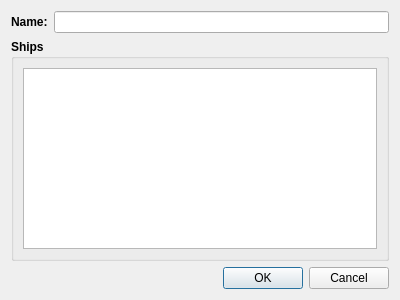
Qt form gui/gameconfigeditdialog.ui (stephan-gh/SeaBattle) before a commit.
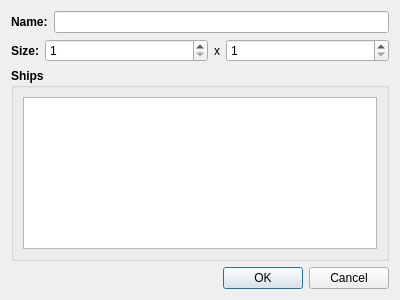
The same form after that commit.

The edit to the form file:
```diff
--- a/gui/gameconfigeditdialog.ui
+++ b/gui/gameconfigeditdialog.ui
@@ -34,6 +34,68 @@
      </item>
     </layout>
    </item>
+   <item>
+    <layout class="QHBoxLayout" name="horizontalLayout_2">
+     <item>
+      <widget class="QLabel" name="label_2">
+       <property name="font">
+        <font>
+         <weight>75</weight>
+         <bold>true</bold>
+        </font>
+       </property>
+       <property name="text">
+        <string>Size:</string>
+       </property>
+      </widget>
+     </item>
+     <item>
+      <widget class="QSpinBox" name="spinBoxWidth">
+       <property name="sizePolicy">
+        <sizepolicy hsizetype="Expanding" vsizetype="Fixed">
+         <horstretch>0</horstretch>
+         <verstretch>0</verstretch>
+        </sizepolicy>
+       </property>
+       <property name="minimum">
+        <number>1</number>
+       </property>
+       <property name="maximum">
+        <number>100</number>
+       </property>
+      </widget>
+     </item>
+     <item>
+      <widget class="QLabel" name="label_3">
+       <property name="sizePolicy">
+        <sizepolicy hsizetype="Fixed" vsizetype="Preferred">
+         <horstretch>0</horstretch>
+         <verstretch>0</verstretch>
+        </sizepolicy>
+       </property>
+       <property name="text">
+        <string>x</string>
+       </property>
+      </widget>
+     </item>
+     <item>
+      <widget class="QSpinBox" name="spinBoxHeight">
+       <property name="sizePolicy">
+        <sizepolicy hsizetype="Expanding" vsizetype="Fixed">
+         <horstretch>0</horstretch>
+         <verstretch>0</verstretch>
+        </sizepolicy>
+       </property>
+       <property name="minimum">
+        <number>1</number>
+       </property>
+       <property name="maximum">
+        <number>100</number>
+       </property>
+      </widget>
+     </item>
+    </layout>
+   </item>
    <item>
     <widget class="QGroupBox" name="groupBox">
      <property name="sizePolicy">
```
